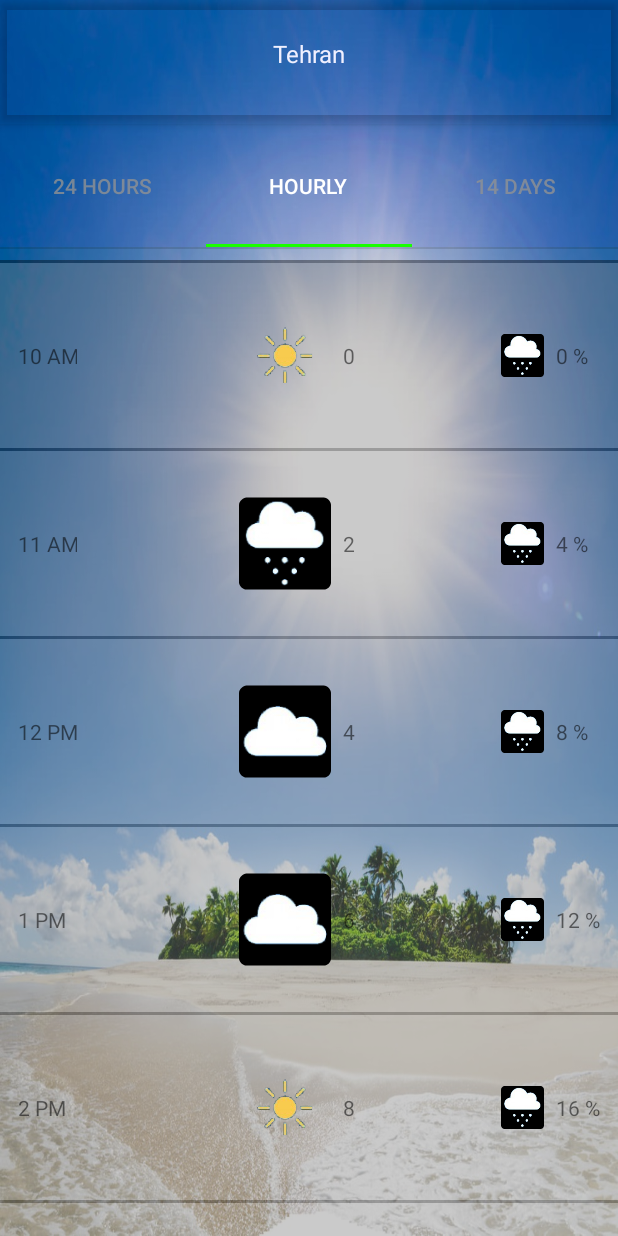
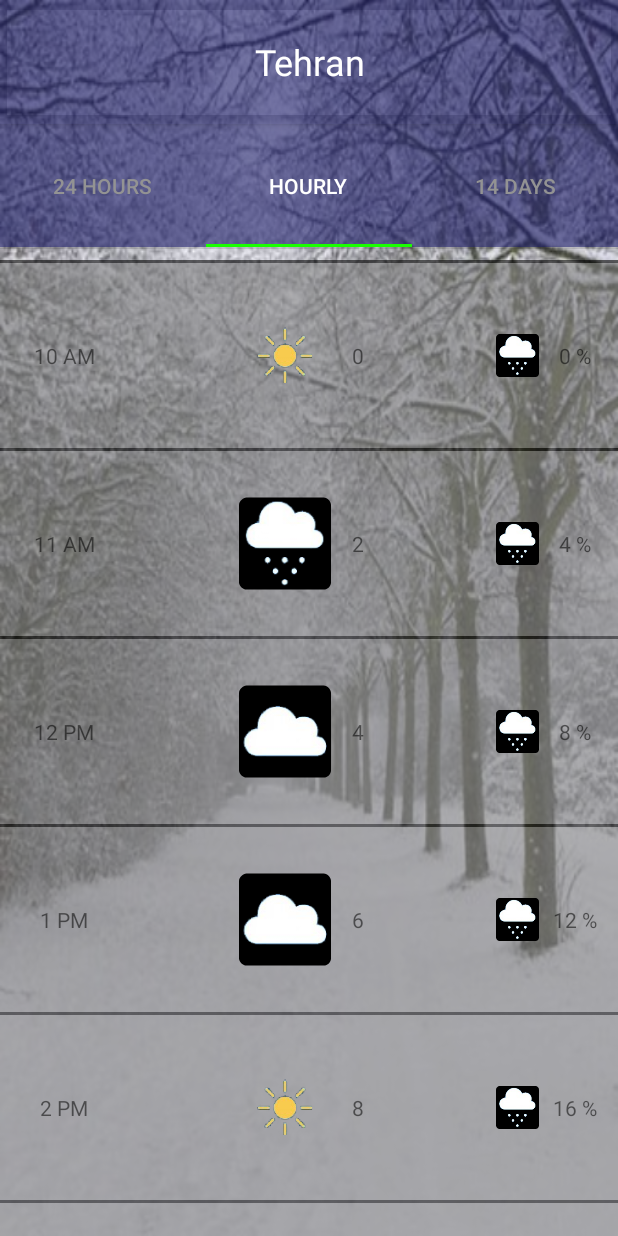
Before and after one commit to sinak-47/WeatherApp, an Android app: the screen it shows after launch (MainActivity), tab 2 chosen, on a phone screen of 412 x 824 dp. Run offline under Robolectric (Android 15) with nearby library versions, the phone set to English and light mode, and no system bars.

Commit message:
Dynamic_UI text bug fixed

```diff
--- a/app/src/main/java/com/example/snabavi/weatherapp/FakeData.java
+++ /dev/null
@@ -1,20 +0,0 @@
-package com.example.snabavi.weatherapp;
-
-import java.util.ArrayList;
-import java.util.List;
-
-public class FakeData
-{
-
-	public static List<Weather> getData(){
-
-		List<Weather> strings = new ArrayList<>();
-		Weather weather = new Weather("Tehran");
-
-		strings.add(weather);
-
-		return strings;
-
-	}
-
-}
--- a/app/src/main/java/com/example/snabavi/weatherapp/Fraq_14D.java
+++ b/app/src/main/java/com/example/snabavi/weatherapp/Fraq_14D.java
@@ -45,13 +45,21 @@ public class Fraq_14D extends Fragment
 				ConstraintLayout.LayoutParams.MATCH_PARENT,
 				(int) (MyTools.get_Screen_Height(ROOT) * 0.15));
 
-		for (int i = 0; i < 5; i++)
-		{
-			Text_Params[i] = new ConstraintLayout.LayoutParams(
-					ConstraintLayout.LayoutParams.WRAP_CONTENT,
-					ConstraintLayout.LayoutParams.WRAP_CONTENT);
-
-		}
+		Text_Params[0] = new ConstraintLayout.LayoutParams(
+				(int) (MyTools.get_Screen_Width(ROOT)*0.15),
+				ConstraintLayout.LayoutParams.WRAP_CONTENT);
+		Text_Params[4] = new ConstraintLayout.LayoutParams(
+				(int) (MyTools.get_Screen_Width(ROOT)*0.15),
+				ConstraintLayout.LayoutParams.WRAP_CONTENT);
+		Text_Params[3] = new ConstraintLayout.LayoutParams(
+				(int) (MyTools.get_Screen_Width(ROOT)*0.05),
+				ConstraintLayout.LayoutParams.WRAP_CONTENT);
+		Text_Params[2] = new ConstraintLayout.LayoutParams(
+				(int) (MyTools.get_Screen_Width(ROOT)*0.08),
+				ConstraintLayout.LayoutParams.WRAP_CONTENT);
+		Text_Params[1] = new ConstraintLayout.LayoutParams(
+				(int) (MyTools.get_Screen_Width(ROOT)*0.05),
+				ConstraintLayout.LayoutParams.WRAP_CONTENT);
 
 		Linear_Params = new LinearLayout.LayoutParams(ViewGroup.LayoutParams.MATCH_PARENT,
 													  ViewGroup.LayoutParams.WRAP_CONTENT);
@@ -60,11 +68,11 @@ public class Fraq_14D extends Fragment
 													  ViewGroup.LayoutParams.MATCH_PARENT);
 
 		Weather_img_Params[0] = new ConstraintLayout.LayoutParams(
-				(int) (MyTools.get_Screen_Width(ROOT) * 0.1),
+				(int) (MyTools.get_Screen_Width(ROOT) * 0.13),
 				ConstraintLayout.LayoutParams.MATCH_PARENT);
 
 		Weather_img_Params[1] = new ConstraintLayout.LayoutParams(
-				(int) (MyTools.get_Screen_Width(ROOT) * 0.1),
+				(int) (MyTools.get_Screen_Width(ROOT) * 0.13),
 				ConstraintLayout.LayoutParams.MATCH_PARENT);
 
 
@@ -102,7 +110,7 @@ public class Fraq_14D extends Fragment
 		for (int i = 0; i < 14; i++)
 		{
 			View bar = new View(ROOT);
-			bar.setBackgroundColor(Color.parseColor("#64000000"));
+			bar.setBackgroundColor(Color.parseColor("#96000000"));
 			bar.setVisibility(View.VISIBLE);
 			bar.setLayoutParams(Bar_Params);
 			linearLayout.addView(bar);
@@ -111,7 +119,7 @@ public class Fraq_14D extends Fragment
 			constraintLayout.setLayoutParams(consLay_Params);
 			constraintLayout.setId(View.generateViewId());
 			constraintSet = new ConstraintSet();
-			constraintLayout.setBackgroundColor(Color.parseColor("#64797979"));
+			constraintLayout.setBackgroundColor(Color.parseColor("#96797979"));
 
 
 			TextView textView_day = new TextView(ROOT);
@@ -119,8 +127,7 @@ public class Fraq_14D extends Fragment
 			textView_day.setText(MyTools.get_Day((short) i));
 			constraintLayout.addView(textView_day);
 			textView_day.setLayoutParams(Text_Params[0]);
-			textView_day.setGravity(Gravity.CENTER);
-			textView_day.setTextAlignment(View.TEXT_ALIGNMENT_CENTER);
+			textView_day.setGravity(Gravity.LEFT);
 
 			ImageView imageView_weather[] = new ImageView[2];
 			imageView_weather[0] = new ImageView(ROOT);
@@ -160,7 +167,7 @@ public class Fraq_14D extends Fragment
 
 			TextView textView_humidity = new TextView(ROOT);
 			textView_humidity.setId(View.generateViewId());
-			textView_humidity.setText(String.valueOf(weather.getHumidity_14D()[i]));
+			textView_humidity.setText(MyTools.Convert_Humidity(weather.getHumidity_14D()[i]));
 			constraintLayout.addView(textView_humidity);
 			textView_humidity.setLayoutParams(Text_Params[2]);
 			textView_humidity.setGravity(Gravity.CENTER);
@@ -192,7 +199,7 @@ public class Fraq_14D extends Fragment
 								  constraintLayout.getId(), ConstraintSet.TOP);
 			constraintSet.connect(textView_date.getId(), ConstraintSet.END,
 								  textView_day.getId(), ConstraintSet.END,
-								  (int) (MyTools.get_Screen_Width(ROOT)*0.03));
+								  (int) (MyTools.get_Screen_Width(ROOT)*0.01));
 			constraintSet.setVerticalBias(textView_date.getId(),(float) 0.6);
 
 			constraintSet.connect(imageView_weather[0].getId(), ConstraintSet.START,
--- a/app/src/main/java/com/example/snabavi/weatherapp/Fraq_24H.java
+++ b/app/src/main/java/com/example/snabavi/weatherapp/Fraq_24H.java
@@ -44,13 +44,17 @@ public class Fraq_24H extends Fragment
 				ConstraintLayout.LayoutParams.MATCH_PARENT,
 				(int) (MyTools.get_Screen_Height(ROOT) * 0.185));
 
-		for (int i = 0; i < 3; i++)
-		{
-			Text_Params[i] = new ConstraintLayout.LayoutParams(
-					ConstraintLayout.LayoutParams.WRAP_CONTENT,
-					ConstraintLayout.LayoutParams.MATCH_PARENT);
+		Text_Params[0] = new ConstraintLayout.LayoutParams(
+				(int) (MyTools.get_Screen_Width(ROOT)*0.15),
+				ConstraintLayout.LayoutParams.MATCH_PARENT);
 
-		}
+		Text_Params[1] = new ConstraintLayout.LayoutParams(
+				(int) (MyTools.get_Screen_Width(ROOT)*0.05),
+				ConstraintLayout.LayoutParams.MATCH_PARENT);
+
+		Text_Params[2] = new ConstraintLayout.LayoutParams(
+				(int) (MyTools.get_Screen_Width(ROOT)*0.08),
+				ConstraintLayout.LayoutParams.MATCH_PARENT);
 
 		Linear_Params = new LinearLayout.LayoutParams(ViewGroup.LayoutParams.MATCH_PARENT,
 													  ViewGroup.LayoutParams.WRAP_CONTENT);
@@ -96,7 +100,7 @@ public class Fraq_24H extends Fragment
 		for (int i = 0; i < 4; i++)
 		{
 			View bar = new View(ROOT);
-			bar.setBackgroundColor(Color.parseColor("#64000000"));
+			bar.setBackgroundColor(Color.parseColor("#96000000"));
 			bar.setVisibility(View.VISIBLE);
 			bar.setLayoutParams(Bar_Params);
 			linearLayout.addView(bar);
@@ -105,7 +109,7 @@ public class Fraq_24H extends Fragment
 			constraintLayout.setLayoutParams(consLay_Params);
 			constraintLayout.setId(View.generateViewId());
 			constraintSet = new ConstraintSet();
-			constraintLayout.setBackgroundColor(Color.parseColor("#64797979"));
+			constraintLayout.setBackgroundColor(Color.parseColor("#96797979"));
 
 
 			TextView textView_time = new TextView(ROOT);
@@ -138,7 +142,7 @@ public class Fraq_24H extends Fragment
 
 			TextView textView_humidity = new TextView(ROOT);
 			textView_humidity.setId(View.generateViewId());
-			textView_humidity.setText(String.valueOf(weather.getHumidity_24H()[i]));
+			textView_humidity.setText(MyTools.Convert_Humidity(weather.getHumidity_24H()[i]));
 			constraintLayout.addView(textView_humidity);
 			textView_humidity.setLayoutParams(Text_Params[2]);
 			textView_humidity.setGravity(Gravity.CENTER);
--- a/app/src/main/java/com/example/snabavi/weatherapp/Fraq_Hourly.java
+++ b/app/src/main/java/com/example/snabavi/weatherapp/Fraq_Hourly.java
@@ -44,13 +44,19 @@ public class Fraq_Hourly extends Fragment
 				ConstraintLayout.LayoutParams.MATCH_PARENT,
 				(int) (MyTools.get_Screen_Height(ROOT) * 0.15));
 
-		for (int i = 0; i < 3; i++)
-		{
-			Text_Params[i] = new ConstraintLayout.LayoutParams(
-					ConstraintLayout.LayoutParams.WRAP_CONTENT,
-					ConstraintLayout.LayoutParams.MATCH_PARENT);
 
-		}
+		Text_Params[0] = new ConstraintLayout.LayoutParams(
+				(int) (MyTools.get_Screen_Width(ROOT)*0.15),
+				ConstraintLayout.LayoutParams.MATCH_PARENT);
+
+		Text_Params[1] = new ConstraintLayout.LayoutParams(
+				(int) (MyTools.get_Screen_Width(ROOT)*0.05),
+				ConstraintLayout.LayoutParams.MATCH_PARENT);
+
+		Text_Params[2] = new ConstraintLayout.LayoutParams(
+				(int) (MyTools.get_Screen_Width(ROOT)*0.08),
+				ConstraintLayout.LayoutParams.MATCH_PARENT);
+
 
 		Linear_Params = new LinearLayout.LayoutParams(ViewGroup.LayoutParams.MATCH_PARENT,
 													  ViewGroup.LayoutParams.WRAP_CONTENT);
@@ -96,7 +102,7 @@ public class Fraq_Hourly extends Fragment
 		for (int i = 0; i < 23; i++)
 		{
 			View bar = new View(ROOT);
-			bar.setBackgroundColor(Color.parseColor("#64000000"));
+			bar.setBackgroundColor(Color.parseColor("#96000000"));
 			bar.setVisibility(View.VISIBLE);
 			bar.setLayoutParams(Bar_Params);
 			linearLayout.addView(bar);
@@ -105,7 +111,7 @@ public class Fraq_Hourly extends Fragment
 			constraintLayout.setLayoutParams(consLay_Params);
 			constraintLayout.setId(View.generateViewId());
 			constraintSet = new ConstraintSet();
-			constraintLayout.setBackgroundColor(Color.parseColor("#64797979"));
+			constraintLayout.setBackgroundColor(Color.parseColor("#96797979"));
 
 
 			TextView textView_time = new TextView(ROOT);
--- a/app/src/main/java/com/example/snabavi/weatherapp/MainActivity.java
+++ b/app/src/main/java/com/example/snabavi/weatherapp/MainActivity.java
@@ -35,6 +35,9 @@ public class MainActivity extends AppCompatActivity
 		viewPager = (ViewPager) findViewById(R.id.view_pager);
 		tabLayout = (TabLayout) findViewById(R.id.tab_changer);
 		appBarLayout = (AppBarLayout) findViewById(R.id.top_bar);
+		ConstraintLayout constraintLayout = findViewById(R.id.main_layout);
+		TextView textView = findViewById(R.id.textView);
+		textView.bringToFront();
 
 		ViewPagerAdapter adapter = new ViewPagerAdapter(getSupportFragmentManager());
 		adapter.AddFragment(new Fraq_24H(), "24 HOURS");
@@ -44,11 +47,22 @@ public class MainActivity extends AppCompatActivity
 		viewPager.setAdapter(adapter);
 		tabLayout.setupWithViewPager(viewPager);
 
-		if(Weathers.get_weathers_list().get(0).getTemp_hourly()[0]==0)
+		switch (Weathers.get_weathers_list().get(0).getTime()[0])
 		{
-			ConstraintLayout constraintLayout = findViewById(R.id.main_layout);
-			constraintLayout.setBackgroundResource(R.drawable.sun);
+			case 0:
+				constraintLayout.setBackgroundResource(R.drawable.sun);
+				break;
+			case 1:
+				constraintLayout.setBackgroundResource(R.drawable.snow);
+				break;
+			case 2:
+				constraintLayout.setBackgroundResource(R.drawable.rain);
+				break;
+			case 3:
+				constraintLayout.setBackgroundResource(R.drawable.cloud);
+				break;
 		}
+
 
 	}
 }
--- a/app/src/main/java/com/example/snabavi/weatherapp/Weather.java
+++ b/app/src/main/java/com/example/snabavi/weatherapp/Weather.java
@@ -17,6 +17,22 @@ public class Weather
 			temp_hourly[i] = (short) (i * 2);
 			humidity_hourly[i] = (short) (i * 4);
 			state_hourly[i] = (short) (i % 4);
+		}
+
+		for (int i = 0; i <14; i++)
+		{
+			temp_14D[i][0]= (short) i;
+			temp_14D[i][1]= (short) (2*i);
+			humidity_14D[i] = (short) (i*5+1);
+			state_14D[i][0] = (short) ((i+1)%4);
+			state_14D[i][1] = (short) ((i+2)%4);
+		}
+
+		for (int i = 0; i <4 ; i++)
+		{
+			temp_24H[i] = (short) (i*10);
+			humidity_24H[i] = (short) (i*20);
+			state_24H[i] = (short) ((i+3)%4);
 		}
 
 		update_hour();
@@ -97,13 +113,9 @@ public class Weather
 		return hour;
 	}
 
-	public short[] getTime()
+	public short[] getTime()//need change!
 	{
-		if (time[0] != (short) (Short.valueOf(
-				new SimpleDateFormat("HH").format(Calendar.getInstance().getTime())) % 4))
-		{
-			update_time();
-		}
+		update_time();
 		return time;
 	}
 
--- a/app/src/main/res/layout/activity_main.xml
+++ b/app/src/main/res/layout/activity_main.xml
@@ -18,7 +18,7 @@
 		app:layout_constraintHeight_percent = "0.1"
 		app:layout_constraintStart_toStartOf = "parent"
 		app:layout_constraintTop_toTopOf = "parent"
-		android:background="#0f0000ff"/>
+		android:background="#9a1c1c68"/>
 
 	<View
 		android:id = "@+id/divider"
@@ -46,8 +46,9 @@
 		android:layout_height = "wrap_content"
 		android:gravity = "center"
 		android:text = "Tehran"
+		android:translationZ="10dp"
 		android:textColor="#ffffff"
-		android:textSize = "16sp"
+		android:textSize = "24sp"
 		android:visibility = "visible"
 		app:layout_constraintEnd_toEndOf = "@+id/top_bar"
 		app:layout_constraintStart_toStartOf = "parent"
@@ -64,12 +65,12 @@
 		app:layout_constraintHeight_percent = "0.1"
 		app:layout_constraintHorizontal_bias = "0.0"
 		app:layout_constraintStart_toStartOf = "parent"
-		android:background="#0f0000ff"
+		android:background="#9a1c1c68"
 		app:layout_constraintTop_toBottomOf = "@+id/top_bar"
 		app:tabGravity = "fill"
 		app:tabIndicatorColor = "#1aff00"
 		app:tabMode = "fixed"
-		app:tabTextColor = "#c8939393"
+		app:tabTextColor = "#939393"
 		app:tabSelectedTextColor="#ffffff"/>
 
 	<android.support.v4.view.ViewPager
```
Also changed, not shown: app/src/main/java/com/example/snabavi/weatherapp/MyTools.java (+11 -11 lines).
